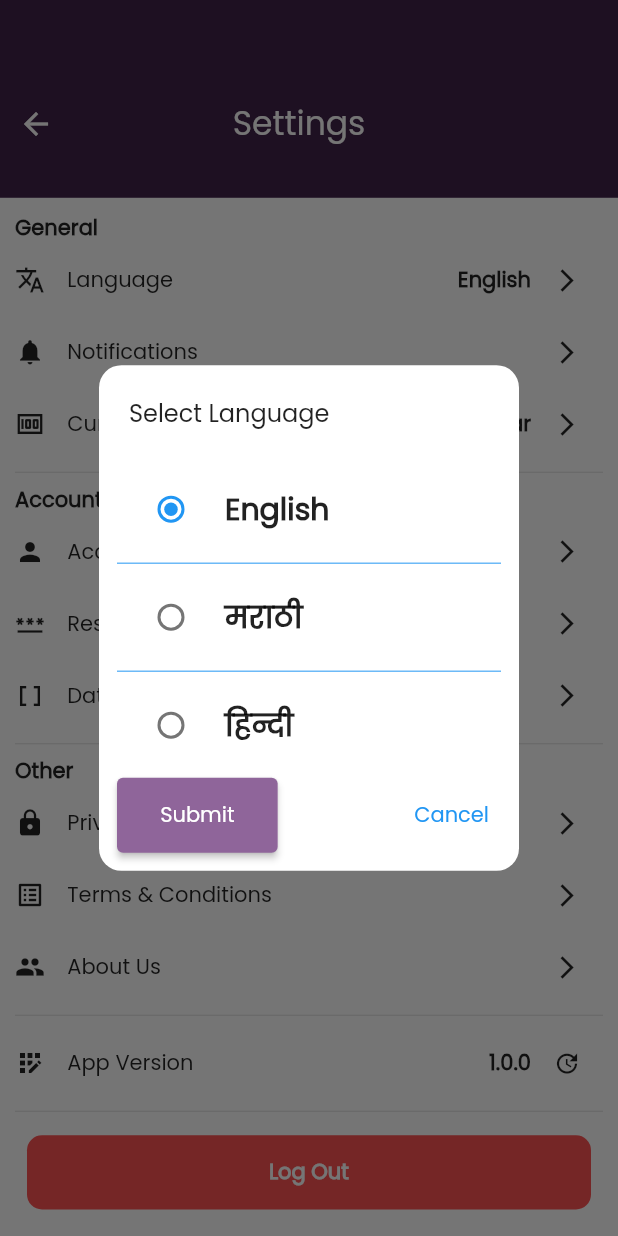
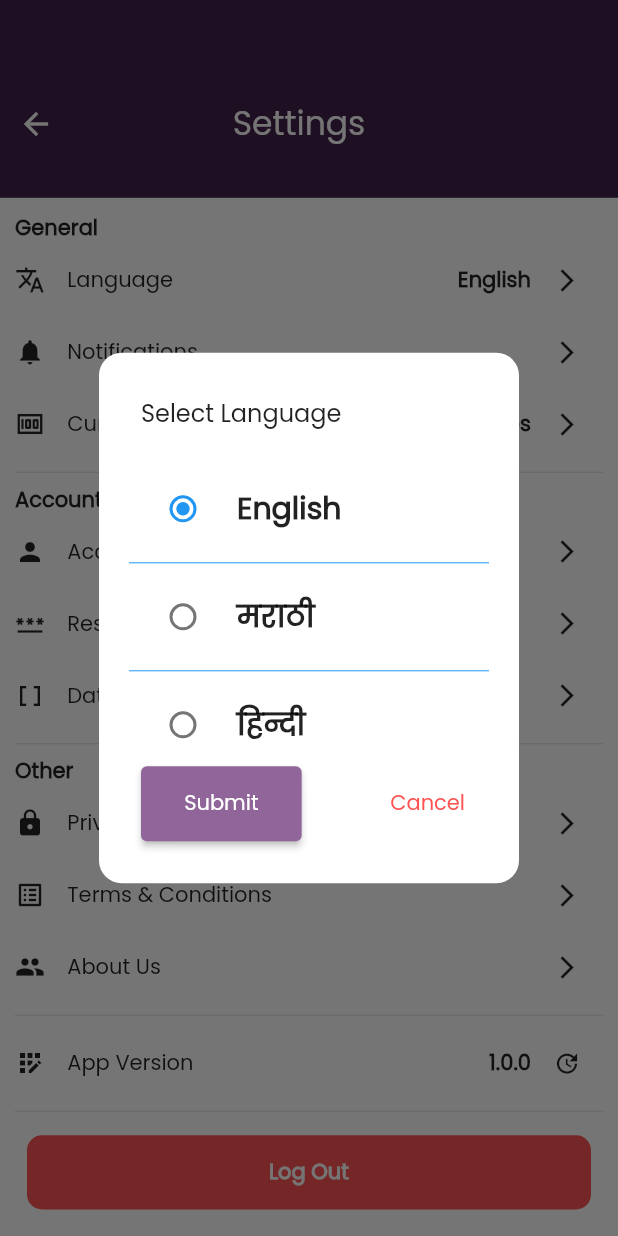
Before and after one commit to MohsinP07/money_track, a Flutter app: the SettingsPage screen opened by its route, after a tap on the "arrow forward ios" icon, on a phone screen of 412 x 824 dp. Run offline on Flutter 3.47's test engine with Material 2 defaults, Android fonts, the phone set to English and light mode, and no system bars; our stand-ins replace flutter_bloc, flutter_speed_dial, font_awesome_flutter, fpdart, get, get_it and 2 more; missing offline and left inert: open_file_safe, syncfusion_flutter_xlsio; accounts and stored records are empty; network calls fail.

Commit message:
Settings Completed!!!

```diff
--- a/lib/core/constants/global_variables.dart
+++ b/lib/core/constants/global_variables.dart
@@ -1,6 +1,6 @@
 import 'package:flutter/material.dart';
 
-String uri = 'http://192.168.1.203:3000';
+String uri = 'http://192.168.1.34:3000';
 
 Size deviceSize(BuildContext context) {
   return MediaQuery.of(context).size;
--- a/lib/features/settings/presentation/pages/settings_page.dart
+++ b/lib/features/settings/presentation/pages/settings_page.dart
@@ -105,7 +105,7 @@ class _SettingsPageState extends State<SettingsPage> {
   }
 
   Future<void> _showAccountDialog(BuildContext context) async {
-    final selectedCurrency = await showDialog<String>(
+    await showDialog<String>(
       context: context,
       builder: (BuildContext context) {
         return AlertDialog(
@@ -216,7 +216,7 @@ class _SettingsPageState extends State<SettingsPage> {
                   SettingsTile(
                     leadingIcon: Icons.money,
                     title: 'Currency',
-                    trailingText: prefs?.getString('currency') ?? 'Dollar',
+                    trailingText: prefs?.getString('currency') ?? 'Rupees',
                     trailingIcon: Icons.arrow_forward_ios,
                     onTrailingIconPressed: () {
                       _showCurrencyDialog(context);
--- a/lib/features/settings/presentation/widgets/language_dialog.dart
+++ b/lib/features/settings/presentation/widgets/language_dialog.dart
@@ -2,6 +2,7 @@ import 'package:flutter/material.dart';
 import 'package:get/get.dart';
 import 'package:money_track/core/common/widgets/custom_button.dart';
 import 'package:money_track/core/constants/global_variables.dart';
+import 'package:money_track/core/themes/app_pallete.dart';
 import 'package:shared_preferences/shared_preferences.dart';
 
 class LanguageDialog extends StatefulWidget {
@@ -77,7 +78,8 @@ class _LanguageDialogState extends State<LanguageDialog> {
       ),
       elevation: 0,
       content: Container(
-        height: deviceSize(context).height * 0.38,
+        padding: const EdgeInsets.all(8),
+        height: deviceSize(context).height * 0.4,
         width: deviceSize(context).width * 0.4,
         child: Column(
           crossAxisAlignment: CrossAxisAlignment.start,
@@ -123,7 +125,9 @@ class _LanguageDialogState extends State<LanguageDialog> {
                 itemCount: locale.length,
               ),
             ),
-            Row(
+            Padding(
+              padding: const EdgeInsets.all(8.0),
+              child: Row(
                 mainAxisAlignment: MainAxisAlignment.spaceBetween,
                 children: [
                   if (selectedLocale != null)
@@ -140,9 +144,15 @@ class _LanguageDialogState extends State<LanguageDialog> {
                     onPressed: () {
                       Navigator.of(context).pop();
                     },
-                  child: const Text('Cancel'),
+                    child: const Text(
+                      'Cancel',
+                      style: TextStyle(
+                        color: AppPallete.errorColor,
+                      ),
+                    ),
                   ),
                 ],
+              ),
             ),
           ],
         ),
```
Also changed, not shown: lib/features/settings/presentation/widgets/currency_dialog.dart (+12 -3 lines), lib/features/settings/presentation/widgets/delete_all_data.dart (+42 -21 lines), lib/features/settings/presentation/widgets/reset_password.dart (+16 -5 lines). Lines whose indentation alone changed are shown as unchanged.
